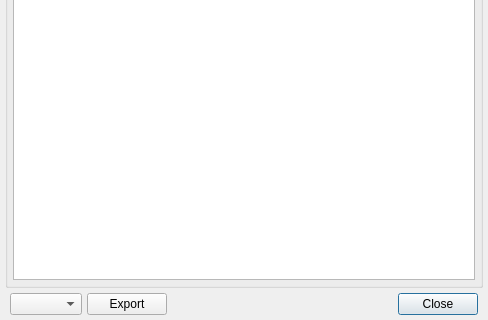
Above: interface/ReportWindow.ui from WesRoach/SpellcraftingCalculator before the change; both pictures show x 0 to 488 and y 209 to 529 of the 488 by 529 pixel window. Below: the same form after it.
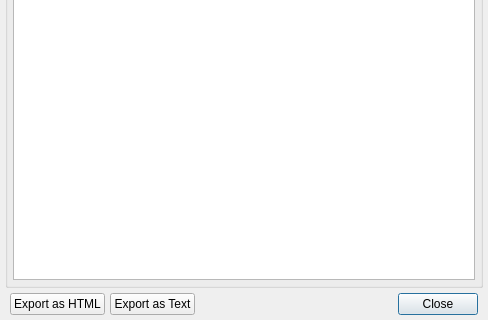
That is the form after the change.

What changed in the file:
```diff
--- a/interface/ReportWindow.ui
+++ b/interface/ReportWindow.ui
@@ -74,12 +74,16 @@
       <number>0</number>
      </property>
      <item>
-      <widget class="QComboBox" name="ExportSelection"/>
+      <widget class="QPushButton" name="ExportReportHtml">
+       <property name="text">
+        <string>Export as HTML</string>
+       </property>
+      </widget>
      </item>
      <item>
       <widget class="QPushButton" name="ExportButton">
        <property name="text">
-        <string>Export</string>
+        <string>Export as Text</string>
        </property>
        <property name="autoDefault">
         <bool>false</bool>
```
Left out of the diff: 2 changed lines with no effect on the pictures.
